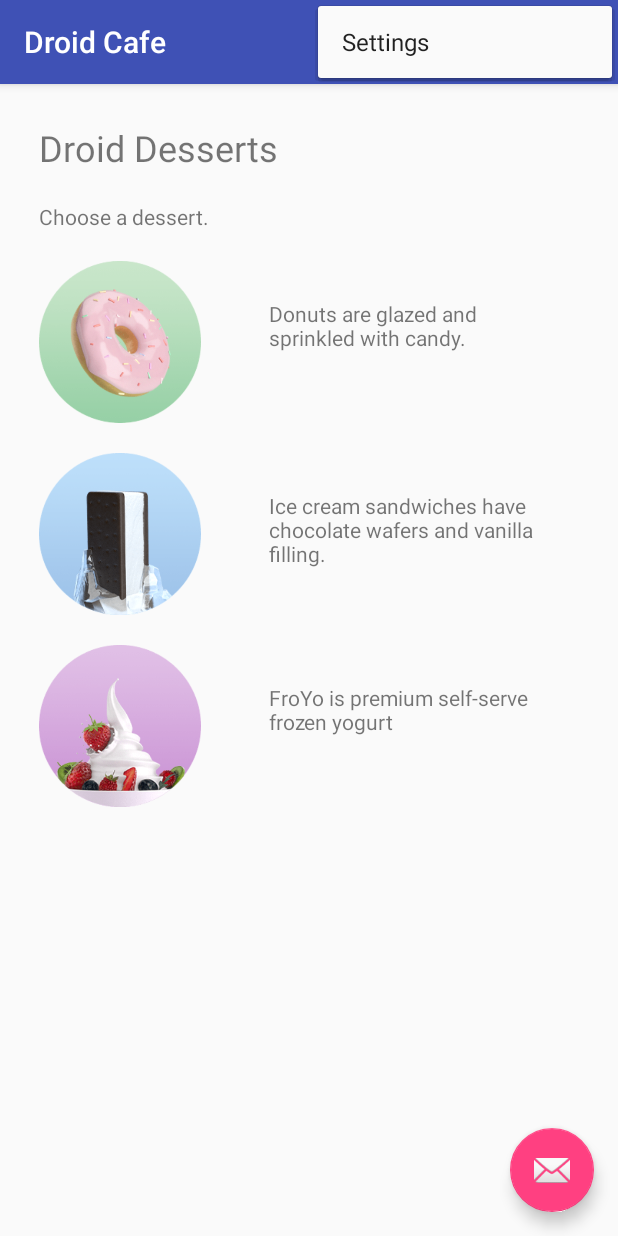
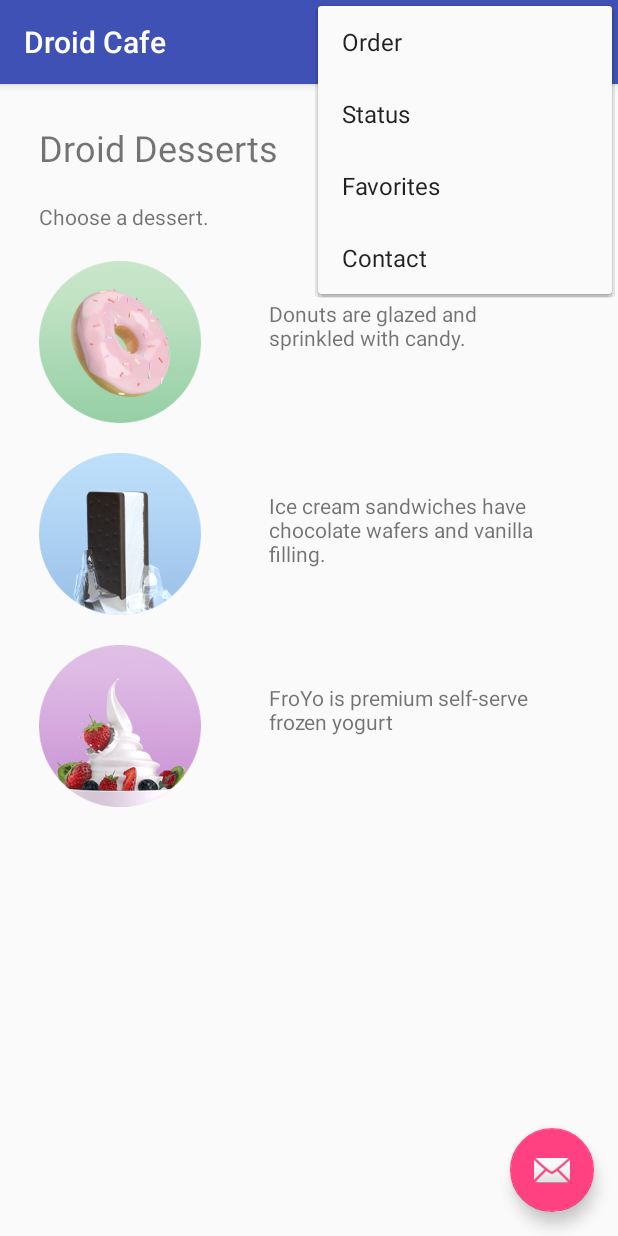
Before and after one commit to SonyaMoisset/DroidCafe_ANDROID, an Android app: the screen it shows after launch (MainActivity), with the options menu open, on a phone screen of 412 x 824 dp. Run offline under Robolectric (Android 15) with nearby library versions, the phone set to English and light mode, and no system bars.

Commit message:
Add menu items

```diff
--- a/app/src/main/java/com/example/android/droidcafe/MainActivity.java
+++ b/app/src/main/java/com/example/android/droidcafe/MainActivity.java
@@ -17,10 +17,11 @@ public class MainActivity extends AppCompatActivity {
     protected void onCreate(Bundle savedInstanceState) {
         super.onCreate(savedInstanceState);
         setContentView(R.layout.activity_main);
-        Toolbar toolbar = (Toolbar) findViewById(R.id.toolbar);
+
+        Toolbar toolbar = findViewById(R.id.toolbar);
         setSupportActionBar(toolbar);
 
-        FloatingActionButton fab = (FloatingActionButton) findViewById(R.id.fab);
+        FloatingActionButton fab = findViewById(R.id.fab);
         fab.setOnClickListener(new View.OnClickListener() {
             @Override
             public void onClick(View view) {
@@ -32,20 +33,15 @@ public class MainActivity extends AppCompatActivity {
 
     @Override
     public boolean onCreateOptionsMenu(Menu menu) {
-        // Inflate the menu; this adds items to the action bar if it is present.
         getMenuInflater().inflate(R.menu.menu_main, menu);
         return true;
     }
 
     @Override
     public boolean onOptionsItemSelected(MenuItem item) {
-        // Handle action bar item clicks here. The action bar will
-        // automatically handle clicks on the Home/Up button, so long
-        // as you specify a parent activity in AndroidManifest.xml.
         int id = item.getItemId();
 
-        //noinspection SimplifiableIfStatement
-        if (id == R.id.action_settings) {
+        if (id == R.id.action_order) {
             return true;
         }
 
--- a/app/src/main/res/menu/menu_main.xml
+++ b/app/src/main/res/menu/menu_main.xml
@@ -2,9 +2,28 @@
       xmlns:app="http://schemas.android.com/apk/res-auto"
       xmlns:tools="http://schemas.android.com/tools"
       tools:context="com.example.android.droidcafe.MainActivity">
+
     <item
         android:id="@+id/action_settings"
         android:orderInCategory="100"
-        android:title="@string/action_settings"
+        android:title="@string/action_contact"
+        app:showAsAction="never"/>
+
+    <item
+        android:id="@+id/action_order"
+        android:orderInCategory="10"
+        android:title="@string/action_order"
+        app:showAsAction="never"/>
+
+    <item
+        android:id="@+id/action_status"
+        android:orderInCategory="20"
+        android:title="@string/action_status"
+        app:showAsAction="never"/>
+
+    <item
+        android:id="@+id/action_favorites"
+        android:orderInCategory="40"
+        android:title="@string/action_favorites"
         app:showAsAction="never"/>
 </menu>
--- a/app/src/main/res/values/strings.xml
+++ b/app/src/main/res/values/strings.xml
@@ -1,7 +1,7 @@
 <resources>
     <string name="app_name">Droid Cafe</string>
 
-    <string name="action_settings">Settings</string>
+    <string name="action_contact">Contact</string>
     <string name="intro_text">Droid Desserts</string>
     <string name="choose_a_dessert">Choose a dessert.</string>
 
@@ -19,4 +19,12 @@
 
     <string name="chosen">Chosen: </string>
     <string name="nothing_clicked">onRadioButtonClicked: Nothing clicked. </string>
+    <string name="action_order">Order</string>
+    <string name="action_status">Status</string>
+    <string name="action_favorites">Favorites</string>
+
+    <string name="action_order_message">You selected Order.</string>
+    <string name="action_status_message">You selected Status.</string>
+    <string name="action_favorites_message">You selected Favorites.</string>
+    <string name="action_contact_message">You selected Contact.</string>
 </resources>
```
